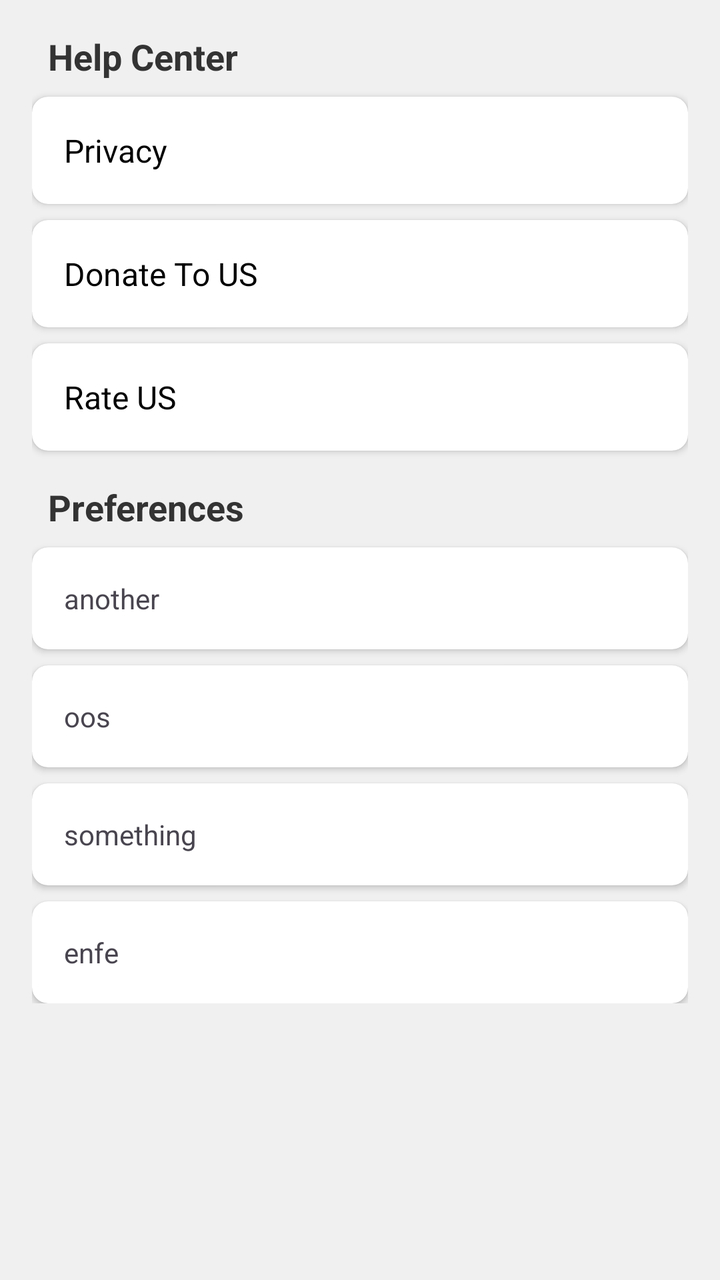
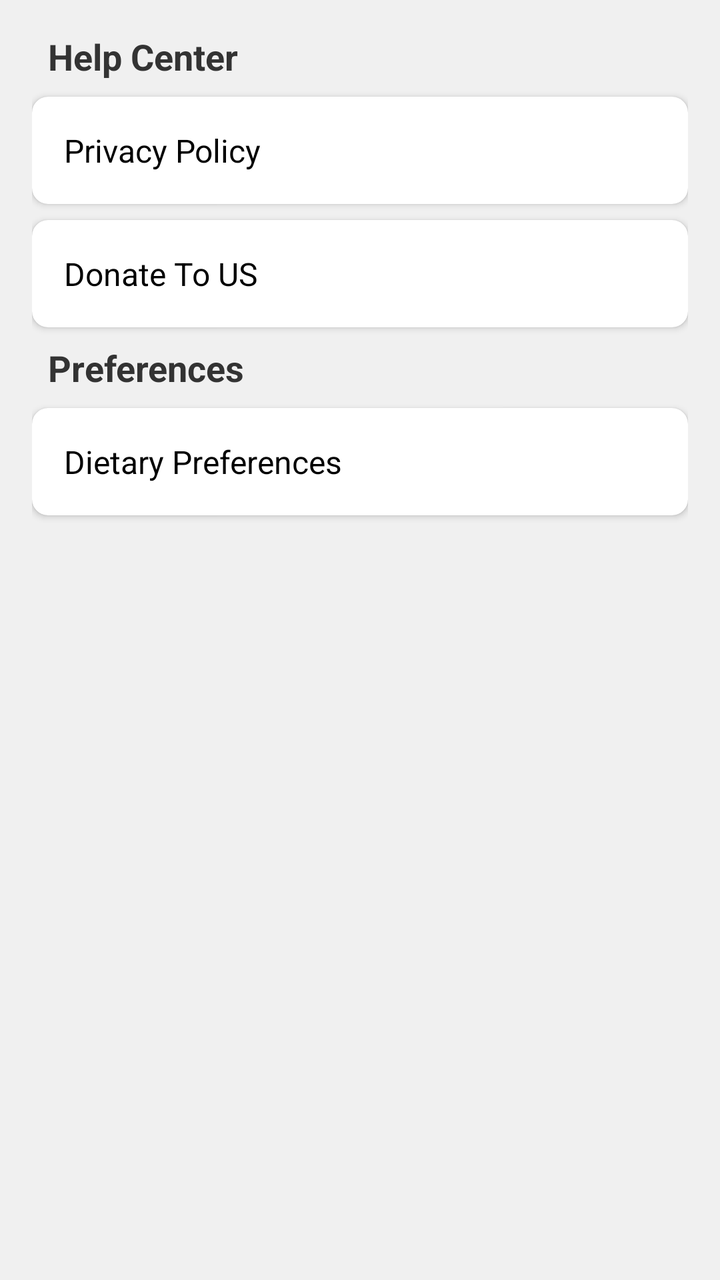

Before-and-after screenshots of an Android layout around one commit, followed by the original layout XML and the change that was made.
<!-- AndroidManifest.xml: application theme Theme.DietaryScanner -->
<!-- res/layout/fragment_settings.xml -->
<?xml version="1.0" encoding="utf-8"?>
<androidx.constraintlayout.widget.ConstraintLayout
    xmlns:android="http://schemas.android.com/apk/res/android"
    xmlns:app="http://schemas.android.com/apk/res-auto"
    xmlns:tools="http://schemas.android.com/tools"
    android:layout_width="match_parent"
    android:layout_height="match_parent"
    android:background="#F0F0F0"
    tools:context=".SettingsFragment">

    
    <ScrollView
        android:layout_width="0dp"
        android:layout_height="0dp"
        app:layout_constraintTop_toTopOf="parent"
        app:layout_constraintStart_toStartOf="parent"
        app:layout_constraintEnd_toEndOf="parent"
        app:layout_constraintBottom_toBottomOf="parent"> 

        <LinearLayout
            android:layout_width="match_parent"
            android:layout_height="wrap_content"
            android:orientation="vertical"
            android:padding="16dp">

            
            <TextView
                android:layout_width="match_parent"
                android:layout_height="wrap_content"
                android:layout_marginStart="8dp"
                android:layout_marginBottom="8dp"
                android:text="Help Center"
                android:textColor="#333333"
                android:textSize="18sp"
                android:textStyle="bold"/>

            
            <androidx.cardview.widget.CardView
                android:layout_width="match_parent"
                android:layout_height="wrap_content"
                android:layout_marginBottom="8dp"
                app:cardCornerRadius="8dp"
                app:cardElevation="2dp">

                <TextView
                    android:id="@+id/text_privacy"
                    android:layout_width="match_parent"
                    android:layout_height="wrap_content"
                    android:padding="16dp"
                    android:text="Privacy"
                    android:textColor="#000000"
                    android:textSize="16sp" />
            </androidx.cardview.widget.CardView>

            
            <androidx.cardview.widget.CardView
                android:layout_width="match_parent"
                android:layout_height="wrap_content"
                android:layout_marginBottom="8dp"
                app:cardCornerRadius="8dp"
                app:cardElevation="2dp">

                <TextView
                    android:id="@+id/text_donate"
                    android:layout_width="match_parent"
                    android:layout_height="wrap_content"
                    android:padding="16dp"
                    android:text="Donate To US"
                    android:textColor="#000000"
                    android:textSize="16sp" />
            </androidx.cardview.widget.CardView>

            
            <androidx.cardview.widget.CardView
                android:layout_width="match_parent"
                android:layout_height="wrap_content"
                android:layout_marginBottom="16dp"
                app:cardCornerRadius="8dp"
                app:cardElevation="2dp">

                <TextView
                    android:id="@+id/text_rate_us"
                    android:layout_width="match_parent"
                    android:layout_height="wrap_content"
                    android:padding="16dp"
                    android:text="Rate US"
                    android:textColor="#000000"
                    android:textSize="16sp" />
            </androidx.cardview.widget.CardView>

            
            <TextView
                android:layout_width="match_parent"
                android:layout_height="wrap_content"
                android:layout_marginStart="8dp"
                android:layout_marginBottom="8dp"
                android:text="Preferences"
                android:textColor="#333333"
                android:textSize="18sp"
                android:textStyle="bold"/>

            
            <androidx.cardview.widget.CardView
                android:layout_width="match_parent"
                android:layout_height="wrap_content"
                android:layout_marginBottom="8dp"
                app:cardCornerRadius="8dp"
                app:cardElevation="2dp">
                <TextView
                    android:layout_width="match_parent"
                    android:layout_height="wrap_content"
                    android:padding="16dp"
                    android:text="another" />
            </androidx.cardview.widget.CardView>

            <androidx.cardview.widget.CardView
                android:layout_width="match_parent"
                android:layout_height="wrap_content"
                android:layout_marginBottom="8dp"
                app:cardCornerRadius="8dp"
                app:cardElevation="2dp">
                <TextView
                    android:layout_width="match_parent"
                    android:layout_height="wrap_content"
                    android:padding="16dp"
                    android:text="oos " />
            </androidx.cardview.widget.CardView>

            <androidx.cardview.widget.CardView
                android:layout_width="match_parent"
                android:layout_height="wrap_content"
                android:layout_marginBottom="8dp"
                app:cardCornerRadius="8dp"
                app:cardElevation="2dp">
                <TextView
                    android:layout_width="match_parent"
                    android:layout_height="wrap_content"
                    android:padding="16dp"
                    android:text="something " />
            </androidx.cardview.widget.CardView>

            <androidx.cardview.widget.CardView
                android:layout_width="match_parent"
                android:layout_height="wrap_content"
                app:cardCornerRadius="8dp"
                app:cardElevation="2dp">
                <TextView
                    android:layout_width="match_parent"
                    android:layout_height="wrap_content"
                    android:padding="16dp"
                    android:text="enfe " />
            </androidx.cardview.widget.CardView>

        </LinearLayout>
    </ScrollView>
</androidx.constraintlayout.widget.ConstraintLayout>
<!-- resources referenced by this layout -->
<resources>
  <style name="Theme.DietaryScanner" parent="Base.Theme.DietaryScanner" />
  <style name="Base.Theme.DietaryScanner" parent="Theme.Material3.DayNight.NoActionBar">
          
          
      </style>
</resources>

<!-- the commit's change to res/layout/fragment_settings.xml (unified diff, before → after) -->
@@ -8,14 +8,13 @@
     android:background="#F0F0F0"
     tools:context=".SettingsFragment">
 
-    
     <ScrollView
         android:layout_width="0dp"
         android:layout_height="0dp"
         app:layout_constraintTop_toTopOf="parent"
         app:layout_constraintStart_toStartOf="parent"
         app:layout_constraintEnd_toEndOf="parent"
-        app:layout_constraintBottom_toBottomOf="parent"> 
+        app:layout_constraintBottom_toBottomOf="parent">
 
         <LinearLayout
             android:layout_width="match_parent"
@@ -23,7 +22,6 @@
             android:orientation="vertical"
             android:padding="16dp">
 
-            
             <TextView
                 android:layout_width="match_parent"
                 android:layout_height="wrap_content"
@@ -34,11 +32,14 @@
                 android:textSize="18sp"
                 android:textStyle="bold"/>
 
-            
             <androidx.cardview.widget.CardView
+                android:id="@+id/card_privacy"
                 android:layout_width="match_parent"
                 android:layout_height="wrap_content"
                 android:layout_marginBottom="8dp"
+                android:clickable="true"
+                android:focusable="true"
+                android:foreground="?android:attr/selectableItemBackground"
                 app:cardCornerRadius="8dp"
                 app:cardElevation="2dp">
 
@@ -47,16 +48,19 @@
                     android:layout_width="match_parent"
                     android:layout_height="wrap_content"
                     android:padding="16dp"
-                    android:text="Privacy"
+                    android:text="Privacy Policy"
                     android:textColor="#000000"
                     android:textSize="16sp" />
             </androidx.cardview.widget.CardView>
 
-            
             <androidx.cardview.widget.CardView
+                android:id="@+id/card_donate"
                 android:layout_width="match_parent"
                 android:layout_height="wrap_content"
                 android:layout_marginBottom="8dp"
+                android:clickable="true"
+                android:focusable="true"
+                android:foreground="?android:attr/selectableItemBackground"
                 app:cardCornerRadius="8dp"
                 app:cardElevation="2dp">
 
@@ -70,25 +74,6 @@
                     android:textSize="16sp" />
             </androidx.cardview.widget.CardView>
 
-            
-            <androidx.cardview.widget.CardView
-                android:layout_width="match_parent"
-                android:layout_height="wrap_content"
-                android:layout_marginBottom="16dp"
-                app:cardCornerRadius="8dp"
-                app:cardElevation="2dp">
-
-                <TextView
-                    android:id="@+id/text_rate_us"
-                    android:layout_width="match_parent"
-                    android:layout_height="wrap_content"
-                    android:padding="16dp"
-                    android:text="Rate US"
-                    android:textColor="#000000"
-                    android:textSize="16sp" />
-            </androidx.cardview.widget.CardView>
-
-            
             <TextView
                 android:layout_width="match_parent"
                 android:layout_height="wrap_content"
@@ -99,56 +84,24 @@
                 android:textSize="18sp"
                 android:textStyle="bold"/>
 
-            
             <androidx.cardview.widget.CardView
+                android:id="@+id/card_preferences"
                 android:layout_width="match_parent"
                 android:layout_height="wrap_content"
                 android:layout_marginBottom="8dp"
+                android:clickable="true"
+                android:focusable="true"
+                android:foreground="?android:attr/selectableItemBackground"
                 app:cardCornerRadius="8dp"
                 app:cardElevation="2dp">
+
                 <TextView
                     android:layout_width="match_parent"
                     android:layout_height="wrap_content"
                     android:padding="16dp"
-                    android:text="another" />
-            </androidx.cardview.widget.CardView>
-
-            <androidx.cardview.widget.CardView
-                android:layout_width="match_parent"
-                android:layout_height="wrap_content"
-                android:layout_marginBottom="8dp"
-                app:cardCornerRadius="8dp"
-                app:cardElevation="2dp">
-                <TextView
-                    android:layout_width="match_parent"
-                    android:layout_height="wrap_content"
-                    android:padding="16dp"
-                    android:text="oos " />
-            </androidx.cardview.widget.CardView>
-
-            <androidx.cardview.widget.CardView
-                android:layout_width="match_parent"
-                android:layout_height="wrap_content"
-                android:layout_marginBottom="8dp"
-                app:cardCornerRadius="8dp"
-                app:cardElevation="2dp">
-                <TextView
-                    android:layout_width="match_parent"
-                    android:layout_height="wrap_content"
-                    android:padding="16dp"
-                    android:text="something " />
-            </androidx.cardview.widget.CardView>
-
-            <androidx.cardview.widget.CardView
-                android:layout_width="match_parent"
-                android:layout_height="wrap_content"
-                app:cardCornerRadius="8dp"
-                app:cardElevation="2dp">
-                <TextView
-                    android:layout_width="match_parent"
-                    android:layout_height="wrap_content"
-                    android:padding="16dp"
-                    android:text="enfe " />
+                    android:text="Dietary Preferences"
+                    android:textColor="#000000"
+                    android:textSize="16sp" />
             </androidx.cardview.widget.CardView>
 
         </LinearLayout>
